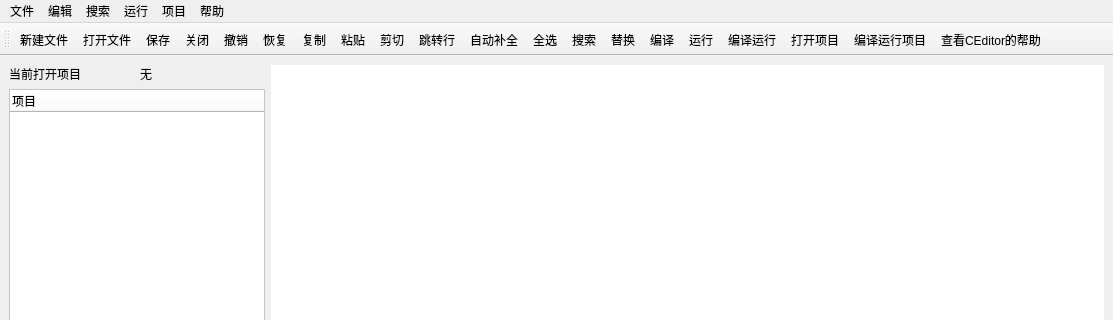
Above: CEditor/mainwindow.ui from XiaoZheng2003/BIT-QT-IDE before the change; both pictures show x 0 to 1113 and y 0 to 320 of the 1113 by 773 pixel window. Below: the same form after it.
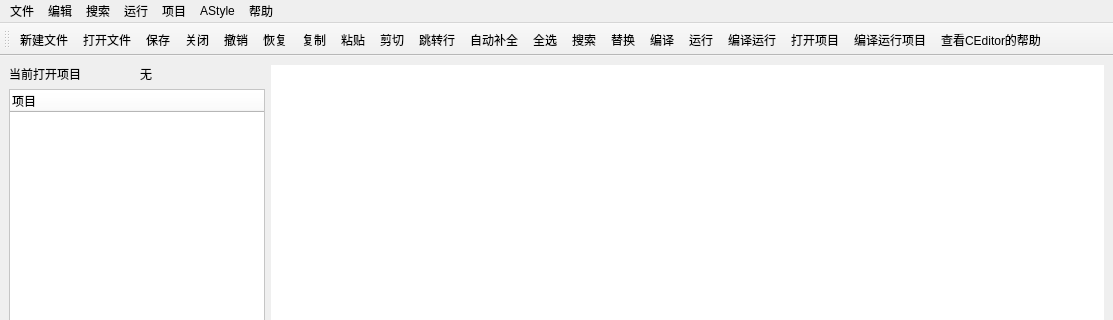
That is the form after the change. Icons and pictures are not drawn.

```diff
--- a/CEditor/mainwindow.ui
+++ b/CEditor/mainwindow.ui
@@ -225,11 +225,19 @@
     <addaction name="actionRunProject"/>
     <addaction name="actionCompileRunProject"/>
    </widget>
+   <widget class="QMenu" name="menu_6">
+    <property name="title">
+     <string>AStyle</string>
+    </property>
+    <addaction name="actionAstyle"/>
+    <addaction name="actionAstyleOption"/>
+   </widget>
    <addaction name="menu1"/>
    <addaction name="menu"/>
    <addaction name="menu_2"/>
    <addaction name="menu_3"/>
    <addaction name="menu_5"/>
+   <addaction name="menu_6"/>
    <addaction name="menu_4"/>
   </widget>
   <widget class="QStatusBar" name="statusBar"/>
```
Left out of the diff: 13 changed lines with no effect on the pictures.
